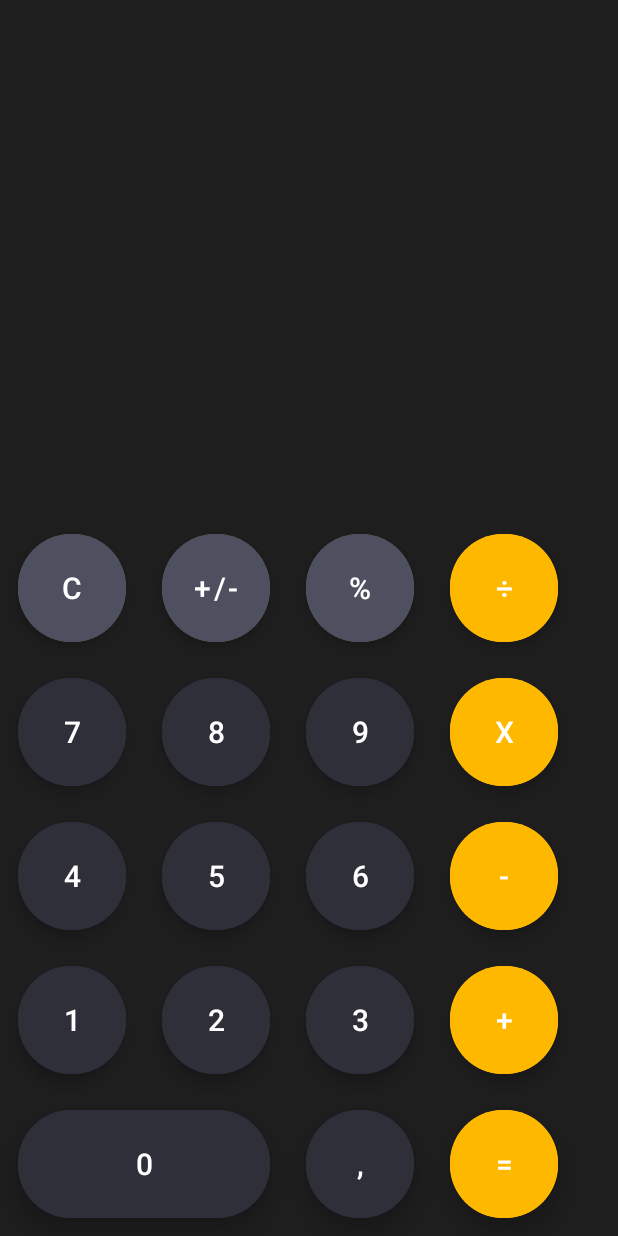
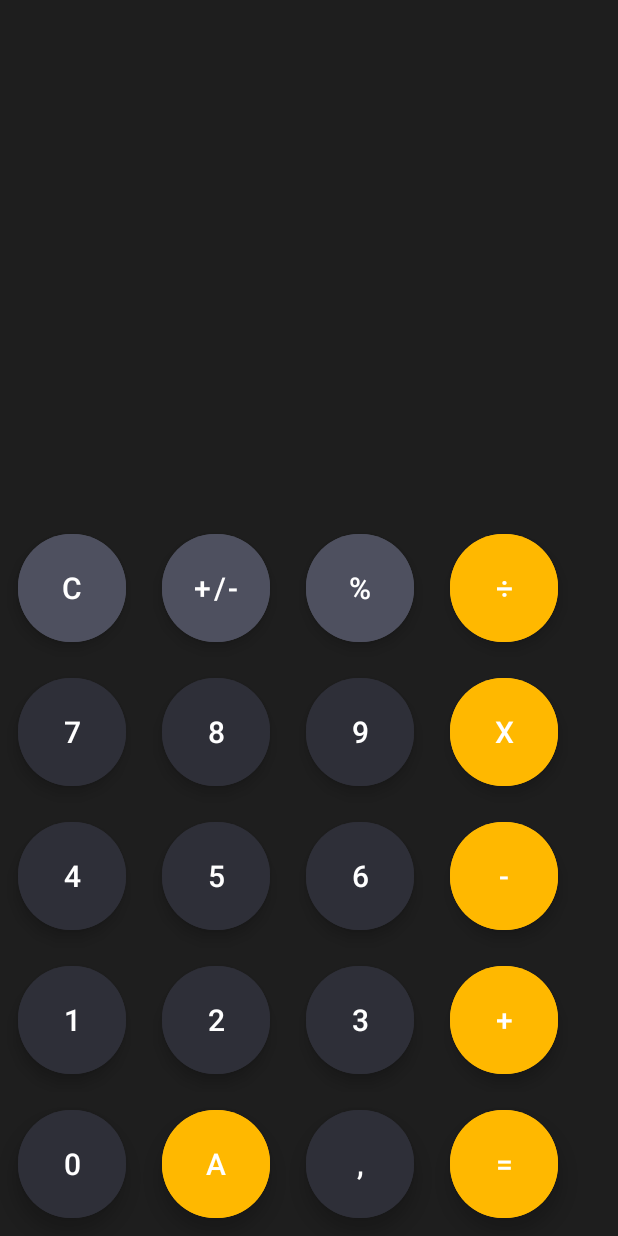
Before and after one commit to ezequielIB/MagikCalculatorApp, an Android app: the screen it shows after launch (MainActivity), on a phone screen of 412 x 824 dp. Run offline under Robolectric (Android 15) with nearby library versions, the light colour scheme and no system bars.

Commit message:
Added functionality for '=' button to perform standard calculations and introduced 'Action' button for custom operation (divide by 9 for 5 seconds).

```diff
--- a/app/src/main/res/layout/activity_main.xml
+++ b/app/src/main/res/layout/activity_main.xml
@@ -279,20 +279,32 @@
             android:layout_gravity="center"
             android:orientation="horizontal">
 
+
             <com.google.android.material.button.MaterialButton
                 android:id="@+id/button_0"
                 style="@style/Widget.MaterialComponents.ExtendedFloatingActionButton"
-                android:layout_width="168dp"
+                android:layout_width="72dp"
                 android:layout_height="72dp"
                 android:layout_margin="12dp"
-                android:layout_weight="0"
                 android:backgroundTint="#2E2F38"
                 android:text="0"
-                android:textAlignment="center"
+                android:layout_weight="0"
                 android:textColor="@color/white"
                 android:textSize="20dp"
                 app:cornerRadius="35dp" />
 
+            <com.google.android.material.button.MaterialButton
+            android:id="@+id/button_Action"
+            style="@style/Widget.MaterialComponents.ExtendedFloatingActionButton"
+            android:layout_width="72dp"
+            android:layout_height="72dp"
+            android:layout_margin="12dp"
+            android:backgroundTint="#FFB800"
+            android:text="A"
+            android:layout_weight="0"
+            android:textColor="@color/white"
+            android:textSize="20dp"
+            app:cornerRadius="35dp" />
             <com.google.android.material.button.MaterialButton
                 android:id="@+id/button_comma"
                 style="@style/Widget.MaterialComponents.ExtendedFloatingActionButton"
```
Also changed, not shown: app/src/main/java/com/example/app/MainActivity.java (+20 -2 lines).
